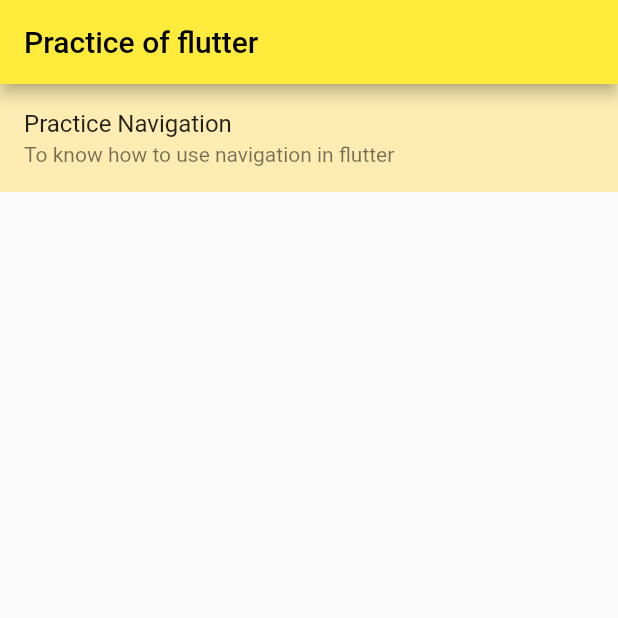
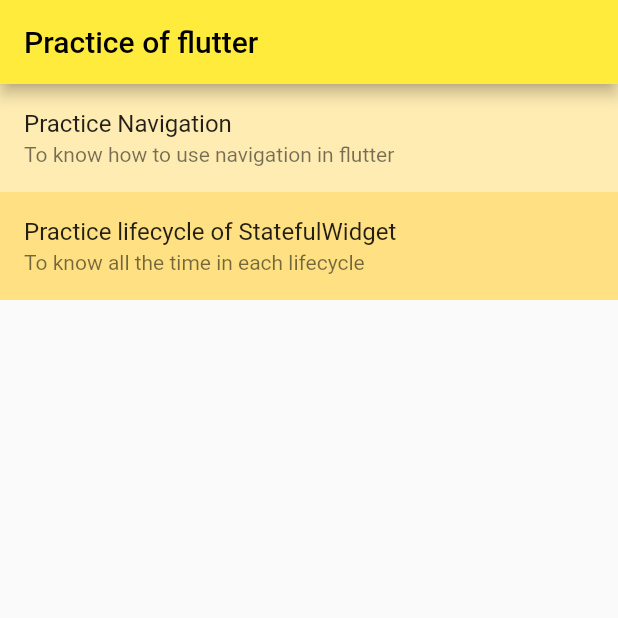
Before and after one commit to remagart/my_flutter_sample, a Flutter app: the screen it shows after launch, on a phone screen of 412 x 824 dp, the top half of it. Run offline on Flutter 3.47's test engine with Material 2 defaults, Android fonts, the phone set to English and light mode, and no system bars; our stand-ins replace fluttertoast.

Commit message:
[Add] 生命週期練習
20220219

```diff
--- a/lib/main.dart
+++ b/lib/main.dart
@@ -9,6 +9,7 @@
 import './screen/welcomepage.dart';
 import './screen/homepage.dart';
 import './screen/practice_navigation/practice_navigation_index.dart';
+import './screen/lifecycle/lifecycle_index.dart';
 
 void main() {
   runApp(const MyApp());
@@ -44,6 +45,7 @@
         '/homepage': (context) => const homepage(),
         '/practice_navigation_index': (context) =>
             const practice_navigation_index(),
+        '/lifecycle_index': (context) => lifecycle_index(),
       },
       onGenerateRoute: (RouteSettings settings) {
         switch (settings.name) {
--- a/lib/screen/homepage.dart
+++ b/lib/screen/homepage.dart
@@ -13,6 +13,13 @@
           Navigator.pushNamed(context, "/practice_navigation_index");
         },
       ),
+      ListTile(
+        title: const Text("Practice lifecycle of StatefulWidget"),
+        subtitle: const Text("To know all the time in each lifecycle"),
+        onTap: () {
+          Navigator.pushNamed(context, "/lifecycle_index");
+        },
+      )
     ];
 
     return Scaffold(
--- /dev/null
+++ b/lib/screen/lifecycle/lifecycle_index.dart
@@ -0,0 +1,35 @@
+import 'package:flutter/material.dart';
+import 'package:fluttertoast/fluttertoast.dart';
+
+class lifecycle_index extends StatefulWidget {
+  lifecycle_index({Key? key}) : super(key: key);
+
+  @override
+  State<lifecycle_index> createState() {
+    Fluttertoast.showToast(msg: "create state");
+    return _lifecycle_indexState();
+  }
+}
+
+class _lifecycle_indexState extends State<lifecycle_index> {
+  @override
+  void initState() {
+    super.initState();
+    Fluttertoast.showToast(msg: "init state");
+  }
+
+  @override
+  Widget build(BuildContext context) {
+    return Container(
+      decoration: const BoxDecoration(color: Colors.white),
+      padding: const EdgeInsets.only(top: 64),
+      child: const Text(
+        "This is lifecycle page",
+        style: TextStyle(
+          fontSize: 16,
+          color: Colors.black,
+        ),
+      ),
+    );
+  }
+}
```
